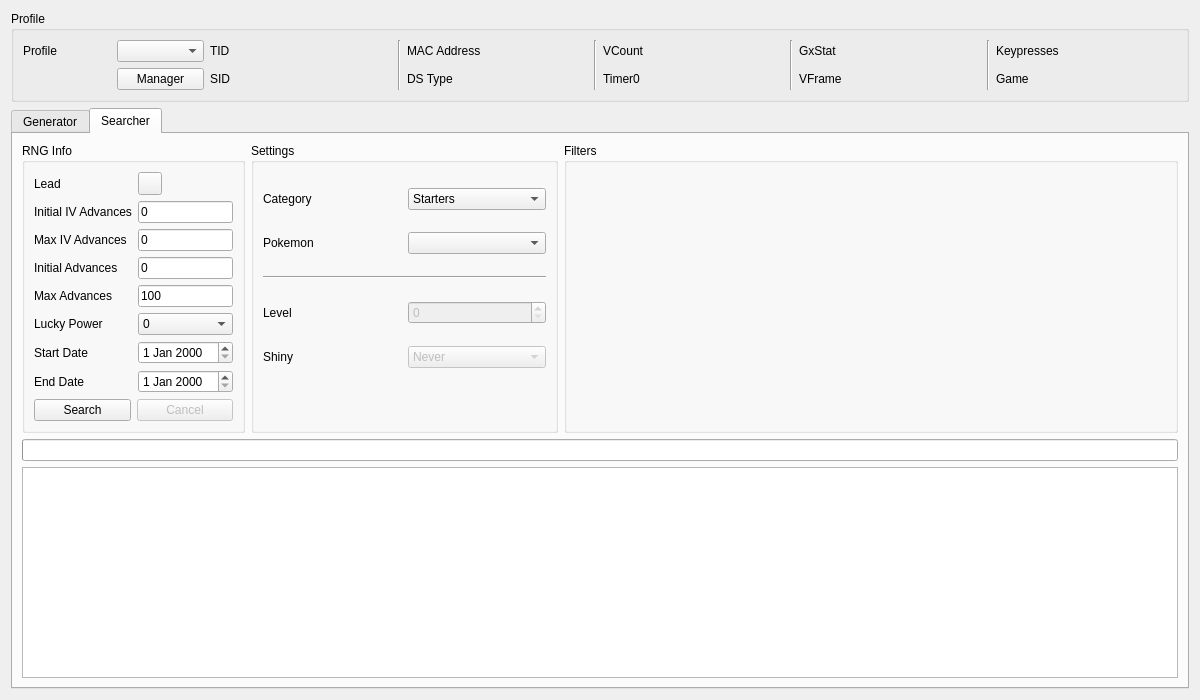
Above: Source/Form/Gen5/Static5.ui from Admiral-Fish/PokeFinder before the change. Below: the same form after it.
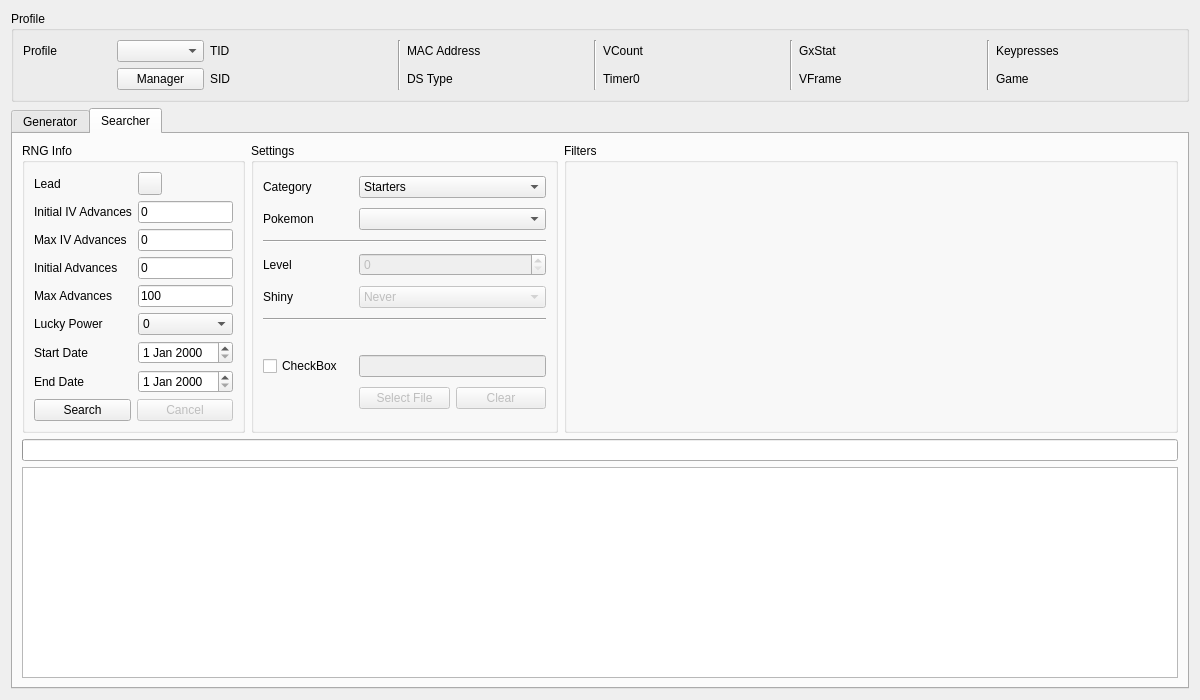
That is the form after the change. The open tabs and pages were chosen to show the change. Custom widgets are drawn as their Qt base class.

Commit message: SHA1 Cache

```diff
--- a/Source/Form/Gen5/Static5.ui
+++ b/Source/Form/Gen5/Static5.ui
@@ -611,7 +611,7 @@
             </property>
            </widget>
           </item>
-          <item row="0" column="1">
+          <item row="0" column="1" colspan="2">
            <widget class="ComboBox" name="comboBoxSearcherCategory">
             <item>
              <property name="text">
@@ -657,10 +657,10 @@
             </property>
            </widget>
           </item>
-          <item row="1" column="1">
+          <item row="1" column="1" colspan="2">
            <widget class="ComboBox" name="comboBoxSearcherPokemon"/>
           </item>
-          <item row="2" column="0" colspan="2">
+          <item row="2" column="0" colspan="3">
            <widget class="Line" name="line_6">
             <property name="orientation">
              <enum>Qt::Orientation::Horizontal</enum>
@@ -674,7 +674,7 @@
             </property>
            </widget>
           </item>
-          <item row="3" column="1">
+          <item row="3" column="1" colspan="2">
            <widget class="QSpinBox" name="spinBoxSearcherLevel">
             <property name="enabled">
              <bool>false</bool>
@@ -688,7 +688,7 @@
             </property>
            </widget>
           </item>
-          <item row="4" column="1">
+          <item row="4" column="1" colspan="2">
            <widget class="ComboBox" name="comboBoxSearcherShiny">
             <property name="enabled">
              <bool>false</bool>
@@ -710,7 +710,14 @@
             </item>
            </widget>
           </item>
-          <item row="5" column="0" colspan="2">
+          <item row="5" column="0" colspan="3">
+           <widget class="Line" name="line_7">
+            <property name="orientation">
+             <enum>Qt::Orientation::Horizontal</enum>
+            </property>
+           </widget>
+          </item>
+          <item row="6" column="0" colspan="3">
            <widget class="QLabel" name="labelIVFastSearch">
             <property name="sizePolicy">
              <sizepolicy hsizetype="Preferred" vsizetype="Fixed">
@@ -723,6 +730,43 @@
             </property>
            </widget>
           </item>
+          <item row="7" column="0">
+           <widget class="QCheckBox" name="checkBoxSearcherSHA1Cache">
+            <property name="text">
+             <string>CheckBox</string>
+            </property>
+           </widget>
+          </item>
+          <item row="7" column="1" colspan="2">
+           <widget class="QLineEdit" name="lineEditSearcherSHA1Cache">
+            <property name="enabled">
+             <bool>false</bool>
+            </property>
+            <property name="readOnly">
+             <bool>true</bool>
+            </property>
+           </widget>
+          </item>
+          <item row="8" column="1">
+           <widget class="QPushButton" name="pushButtonSearcherSHA1CacheSelect">
+            <property name="enabled">
+             <bool>false</bool>
+            </property>
+            <property name="text">
+             <string>Select File</string>
+            </property>
+           </widget>
+          </item>
+          <item row="8" column="2">
+           <widget class="QPushButton" name="pushButtonSearcherSHA1CacheClear">
+            <property name="enabled">
+             <bool>false</bool>
+            </property>
+            <property name="text">
+             <string>Clear</string>
+            </property>
+           </widget>
+          </item>
          </layout>
         </widget>
        </item>
```
Left out of the diff: 4 changed lines with no effect on the pictures. The commit also changes 29 other files.
